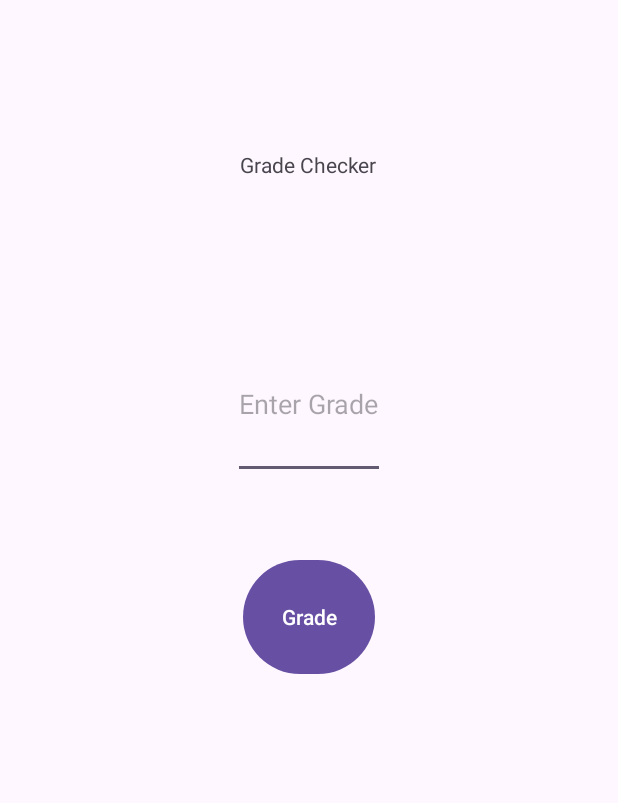
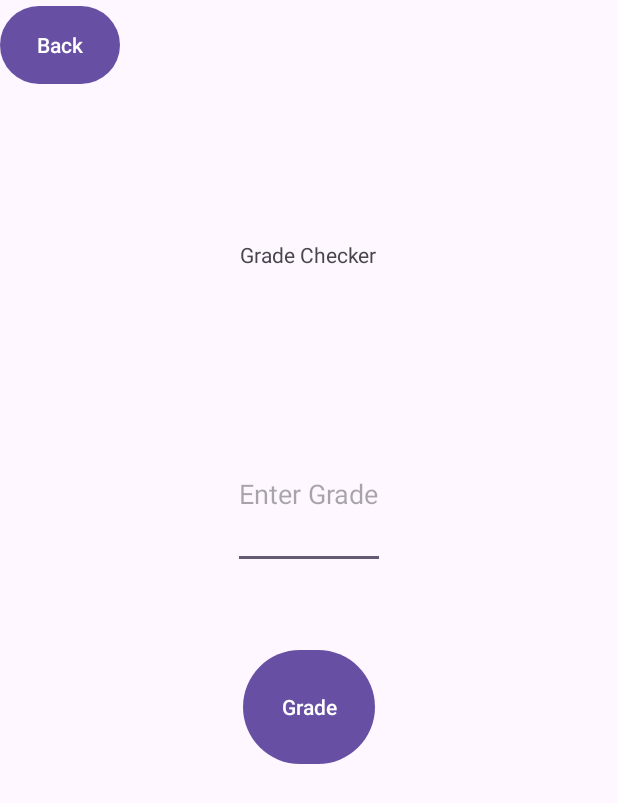
Before and after one commit to DDeerinck/Assignment1_DamienDeerinck_ToniHaro, an Android app: the GradeActivity screen opened directly, with no data from a screen before it, on a phone screen of 412 x 824 dp. Shown: the top 803 px of the screen. Run offline under Robolectric (Android 15) with nearby library versions, the phone set to English and light mode, and no system bars.

Commit message:
added a button to return to main activity

```diff
--- a/app/src/main/java/com/example/assignment1_damiendeerinck_toniharo/GradeActivity.kt
+++ b/app/src/main/java/com/example/assignment1_damiendeerinck_toniharo/GradeActivity.kt
@@ -1,6 +1,7 @@
 package com.example.assignment1_damiendeerinck_toniharo
 
 
+import android.content.Intent
 import android.os.Bundle
 import android.widget.Button
 import android.widget.TextView
@@ -28,6 +29,12 @@ class GradeActivity : AppCompatActivity() {
             val output = findViewById<TextView>(R.id.gradeView)
             output.text = getGrade(numberGrade.toString())
         }
+
+        val mainActivity = findViewById<Button>(R.id.toMainScreen)
+        mainActivity.setOnClickListener {
+            val intent = Intent(this, mainActivity::class.java)
+            startActivity(intent)
+        }
     }
     fun getGrade(gradeIn:String):String {
         val score = gradeIn.toDoubleOrNull()
--- a/app/src/main/java/com/example/assignment1_damiendeerinck_toniharo/MainActivity.kt
+++ b/app/src/main/java/com/example/assignment1_damiendeerinck_toniharo/MainActivity.kt
@@ -2,6 +2,7 @@ package com.example.assignment1_damiendeerinck_toniharo
 
 import android.content.Intent
 import android.os.Bundle
+import android.widget.ArrayAdapter
 import android.widget.Button
 import android.widget.ListView
 import android.widget.TextView
@@ -21,6 +22,8 @@ class MainActivity : AppCompatActivity() {
             v.setPadding(systemBars.left, systemBars.top, systemBars.right, systemBars.bottom)
             insets
         }
+
+
         val gradeScreenButton = findViewById<Button>(R.id.toGradeScreen)
         gradeScreenButton.setOnClickListener{
             val intent = Intent(this, GradeActivity::class.java)
@@ -37,6 +40,7 @@ class MainActivity : AppCompatActivity() {
 
 
     }
+
     /*
     fun getGrade(gradeIn:String):String {
         val score = gradeIn.toDoubleOrNull()
--- a/app/src/main/res/layout/activity_grade.xml
+++ b/app/src/main/res/layout/activity_grade.xml
@@ -7,6 +7,15 @@
     android:layout_height="match_parent"
     android:orientation="vertical"
     tools:context=".MainActivity">
+
+    <Button
+        android:id="@+id/toMainScreen"
+        android:layout_width="80dp"
+        android:layout_height="60dp"
+        android:layout_gravity="left"
+        android:text="Back" />
+
+
     <TextView
         android:id="@+id/gradeView"
         android:layout_width="wrap_content"
@@ -40,4 +49,5 @@
         app:layout_constraintEnd_toEndOf="parent"
         app:layout_constraintStart_toStartOf="parent" />
 
+
 </LinearLayout>
```
Also changed, not shown: app/src/main/res/values/strings.xml (+3 -11 lines).
